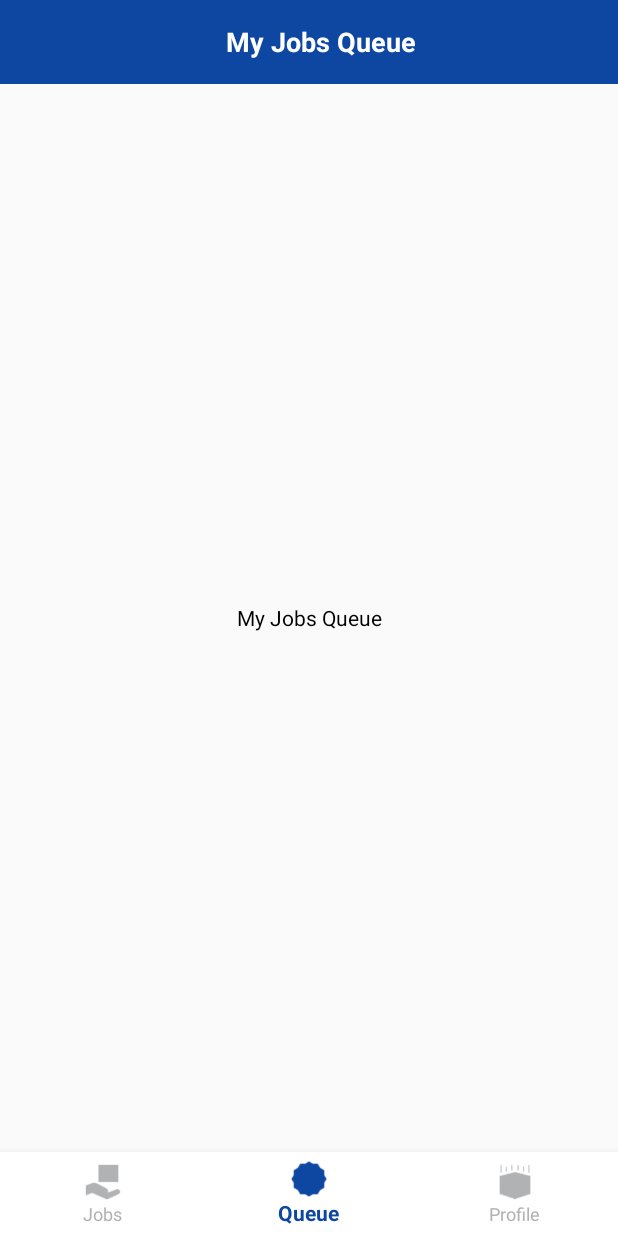
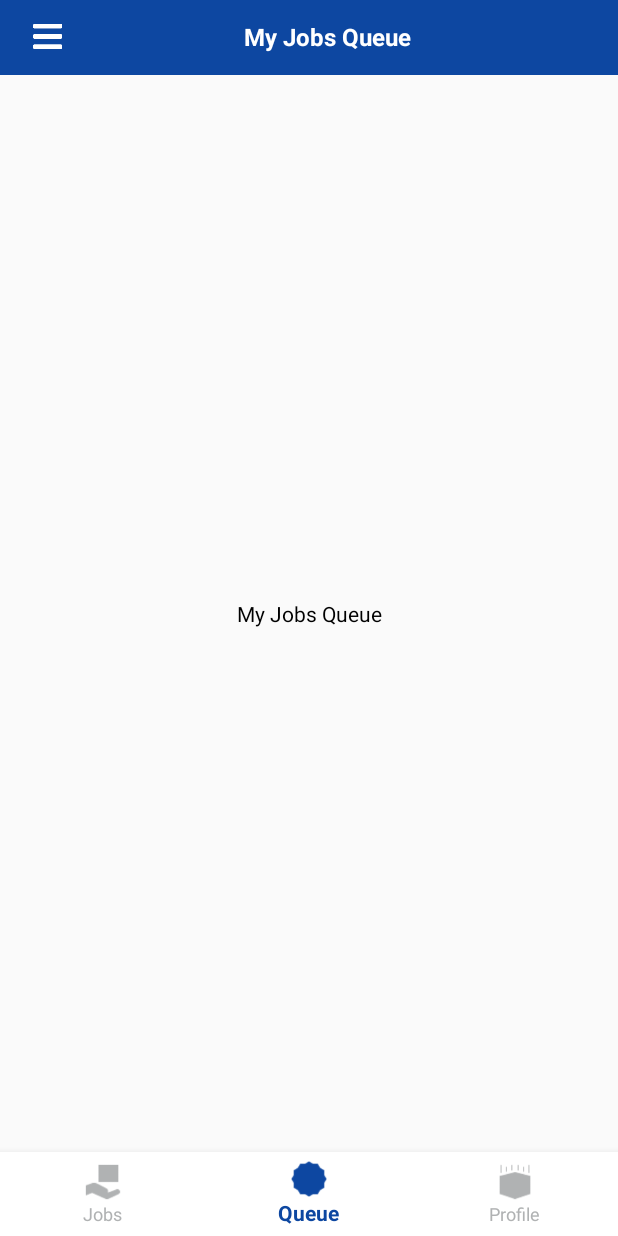
Before and after one commit to KabilPonnusamy/Delivr, an Android app: the fragment Frag_MyJobs placed in its activity, item 2 of the bottom bar chosen, on a phone screen of 412 x 824 dp. Run offline under Robolectric (Android 15) with nearby library versions, the phone set to English and light mode, and no system bars.

```diff
--- a/app/src/main/java/com/delivr/ui/fragments/Frag_MyJobs.java
+++ b/app/src/main/java/com/delivr/ui/fragments/Frag_MyJobs.java
@@ -6,6 +6,7 @@ import android.view.LayoutInflater;
 import android.view.View;
 import android.view.ViewGroup;
 import android.view.inputmethod.InputMethodManager;
+import android.widget.TextView;
 
 import androidx.appcompat.widget.Toolbar;
 import androidx.fragment.app.Fragment;
@@ -15,6 +16,8 @@ import com.delivr.R;
 
 public class Frag_MyJobs extends Fragment implements View.OnClickListener {
 
+    Toolbar dash_toolbar;
+    TextView toolbar_title;
 
     @Override
     public void onActivityCreated(Bundle savedInstanceState) {
@@ -27,14 +30,17 @@ public class Frag_MyJobs extends Fragment implements View.OnClickListener {
     public View onCreateView(LayoutInflater inflater, ViewGroup container, Bundle savedInstanceState) {
         View view = inflater.inflate(R.layout.frag_myjobs, container, false);
 
-        Toolbar dash_toolbar;
-        dash_toolbar = getActivity().findViewById(R.id.dash_toolbar);
-        dash_toolbar.setVisibility(View.GONE);
+        toolbarInit();
 
         return view;
         }
 
-
+    private void toolbarInit() {
+        dash_toolbar = getActivity().findViewById(R.id.dash_toolbar);
+        toolbar_title = getActivity().findViewById(R.id.toolbar_title);
+        toolbar_title.setText(getResources().getString(R.string.txt_myjobs));
+        dash_toolbar.setVisibility(View.VISIBLE);
+    }
 
     @Override
     public void onClick(View v) {
--- a/app/src/main/java/com/delivr/ui/fragments/Frag_MyJobsQueue.java
+++ b/app/src/main/java/com/delivr/ui/fragments/Frag_MyJobsQueue.java
@@ -6,6 +6,7 @@ import android.view.LayoutInflater;
 import android.view.View;
 import android.view.ViewGroup;
 import android.view.inputmethod.InputMethodManager;
+import android.widget.TextView;
 
 import androidx.appcompat.widget.Toolbar;
 import androidx.fragment.app.Fragment;
@@ -15,6 +16,8 @@ import com.delivr.R;
 
 public class Frag_MyJobsQueue extends Fragment implements View.OnClickListener {
 
+    Toolbar dash_toolbar;
+    TextView toolbar_title;
 
     @Override
     public void onActivityCreated(Bundle savedInstanceState) {
@@ -27,14 +30,17 @@ public class Frag_MyJobsQueue extends Fragment implements View.OnClickListener {
     public View onCreateView(LayoutInflater inflater, ViewGroup container, Bundle savedInstanceState) {
         View view = inflater.inflate(R.layout.frag_myjobsqueue, container, false);
 
-        Toolbar dash_toolbar;
-        dash_toolbar = getActivity().findViewById(R.id.dash_toolbar);
-        dash_toolbar.setVisibility(View.GONE);
+        toolbarInit();
 
         return view;
         }
 
-
+    private void toolbarInit() {
+        dash_toolbar = getActivity().findViewById(R.id.dash_toolbar);
+        toolbar_title = getActivity().findViewById(R.id.toolbar_title);
+        toolbar_title.setText(getResources().getString(R.string.txt_myjobs_queue));
+        dash_toolbar.setVisibility(View.VISIBLE);
+    }
 
     @Override
     public void onClick(View v) {
--- a/app/src/main/res/layout/activity_dashboard.xml
+++ b/app/src/main/res/layout/activity_dashboard.xml
@@ -1,7 +1,6 @@
 <?xml version="1.0" encoding="utf-8"?>
 <androidx.drawerlayout.widget.DrawerLayout
     xmlns:android="http://schemas.android.com/apk/res/android"
-    xmlns:app="http://schemas.android.com/apk/res-auto"
     xmlns:custom="http://schemas.android.com/apk/res-auto"
     xmlns:design="http://schemas.android.com/apk/res-auto"
     xmlns:tools="http://schemas.android.com/tools"
@@ -41,7 +40,7 @@
                         android:layout_height="wrap_content"
                         android:layout_alignParentStart="true"
                         android:layout_gravity="left"
-                        android:src="@drawable/icon_hamburg"/>
+                        android:src="@drawable/icon_hamburg" />
 
                     <TextView
                         android:id="@+id/toolbar_title"
--- a/app/src/main/res/layout/frag_myjobs.xml
+++ b/app/src/main/res/layout/frag_myjobs.xml
@@ -5,7 +5,7 @@
     android:layout_width="match_parent"
     android:layout_height="match_parent">
 
-    <androidx.appcompat.widget.Toolbar
+   <!-- <androidx.appcompat.widget.Toolbar
         android:id="@+id/toolbar_view"
         android:layout_width="match_parent"
         android:layout_height="56dp"
@@ -30,7 +30,7 @@
 
         </RelativeLayout>
 
-    </androidx.appcompat.widget.Toolbar>
+    </androidx.appcompat.widget.Toolbar>-->
 
     <TextView
         android:id="@+id/jobqueue_text"
--- a/app/src/main/res/layout/frag_myjobsqueue.xml
+++ b/app/src/main/res/layout/frag_myjobsqueue.xml
@@ -5,7 +5,7 @@
     android:layout_width="match_parent"
     android:layout_height="match_parent">
 
-    <androidx.appcompat.widget.Toolbar
+  <!--  <androidx.appcompat.widget.Toolbar
         android:id="@+id/toolbar_view"
         android:layout_width="match_parent"
         android:layout_height="56dp"
@@ -30,7 +30,7 @@
 
         </RelativeLayout>
 
-    </androidx.appcompat.widget.Toolbar>
+    </androidx.appcompat.widget.Toolbar>-->
 
     <TextView
         android:id="@+id/jobqueue_text"
--- a/app/src/main/res/layout/frag_myprofile.xml
+++ b/app/src/main/res/layout/frag_myprofile.xml
@@ -5,7 +5,7 @@
     android:layout_width="match_parent"
     android:layout_height="match_parent">
 
-    <androidx.appcompat.widget.Toolbar
+<!--    <androidx.appcompat.widget.Toolbar
         android:id="@+id/toolbar_view"
         android:layout_width="match_parent"
         android:layout_height="56dp"
@@ -30,7 +30,7 @@
 
         </RelativeLayout>
 
-    </androidx.appcompat.widget.Toolbar>
+    </androidx.appcompat.widget.Toolbar>-->
 
     <TextView
         android:id="@+id/jobqueue_text"
```
Also changed, not shown: app/src/main/AndroidManifest.xml (+14 -6 lines), app/src/main/java/com/delivr/Common/PermissionManager.java (added, +119 -0 lines), app/src/main/java/com/delivr/SplashActivity.java (+54 -5 lines), app/src/main/java/com/delivr/ui/activity/Dashboard.java (+9 -1 lines), app/src/main/java/com/delivr/ui/fragments/Frag_MyProfile.java (+10 -3 lines).
